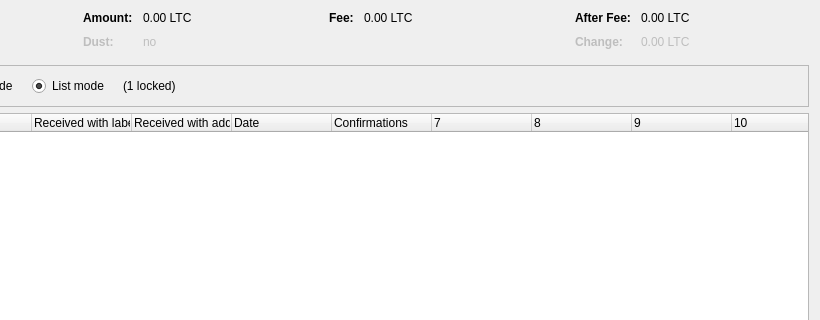
First picture: the form in src/qt/forms/coincontroldialog.ui, repository monacoinproject/monacoin, before the edit; both pictures show x 180 to 1000 and y 0 to 320 of the 1000 by 500 pixel window.
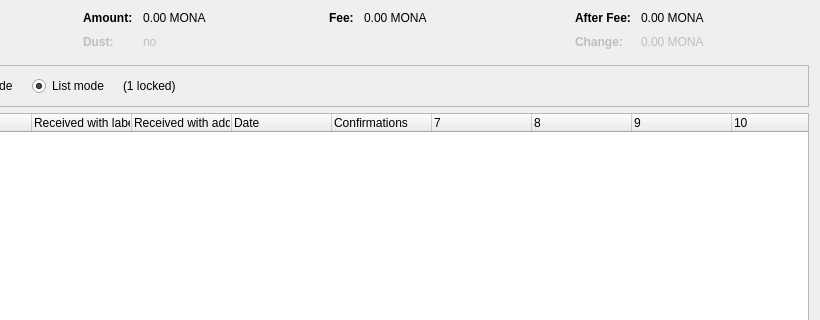
Second picture: the form after the edit. Custom widgets are drawn as their Qt base class.

Diff of the .ui file:
```diff
--- a/src/qt/forms/coincontroldialog.ui
+++ b/src/qt/forms/coincontroldialog.ui
@@ -132,7 +132,7 @@
           <enum>Qt::ActionsContextMenu</enum>
          </property>
          <property name="text">
-          <string notr="true">0.00 LTC</string>
+          <string notr="true">0.00 MONA</string>
          </property>
          <property name="textInteractionFlags">
           <set>Qt::LinksAccessibleByMouse|Qt::TextSelectableByKeyboard|Qt::TextSelectableByMouse</set>
@@ -212,7 +212,7 @@
           <enum>Qt::ActionsContextMenu</enum>
          </property>
          <property name="text">
-          <string notr="true">0.00 LTC</string>
+          <string notr="true">0.00 MONA</string>
          </property>
          <property name="textInteractionFlags">
           <set>Qt::LinksAccessibleByMouse|Qt::TextSelectableByKeyboard|Qt::TextSelectableByMouse</set>
@@ -257,7 +257,7 @@
           <enum>Qt::ActionsContextMenu</enum>
          </property>
          <property name="text">
-          <string notr="true">0.00 LTC</string>
+          <string notr="true">0.00 MONA</string>
          </property>
          <property name="textInteractionFlags">
           <set>Qt::LinksAccessibleByMouse|Qt::TextSelectableByKeyboard|Qt::TextSelectableByMouse</set>
@@ -292,7 +292,7 @@
           <enum>Qt::ActionsContextMenu</enum>
          </property>
          <property name="text">
-          <string notr="true">0.00 LTC</string>
+          <string notr="true">0.00 MONA</string>
          </property>
          <property name="textInteractionFlags">
           <set>Qt::LinksAccessibleByMouse|Qt::TextSelectableByKeyboard|Qt::TextSelectableByMouse</set>
```
